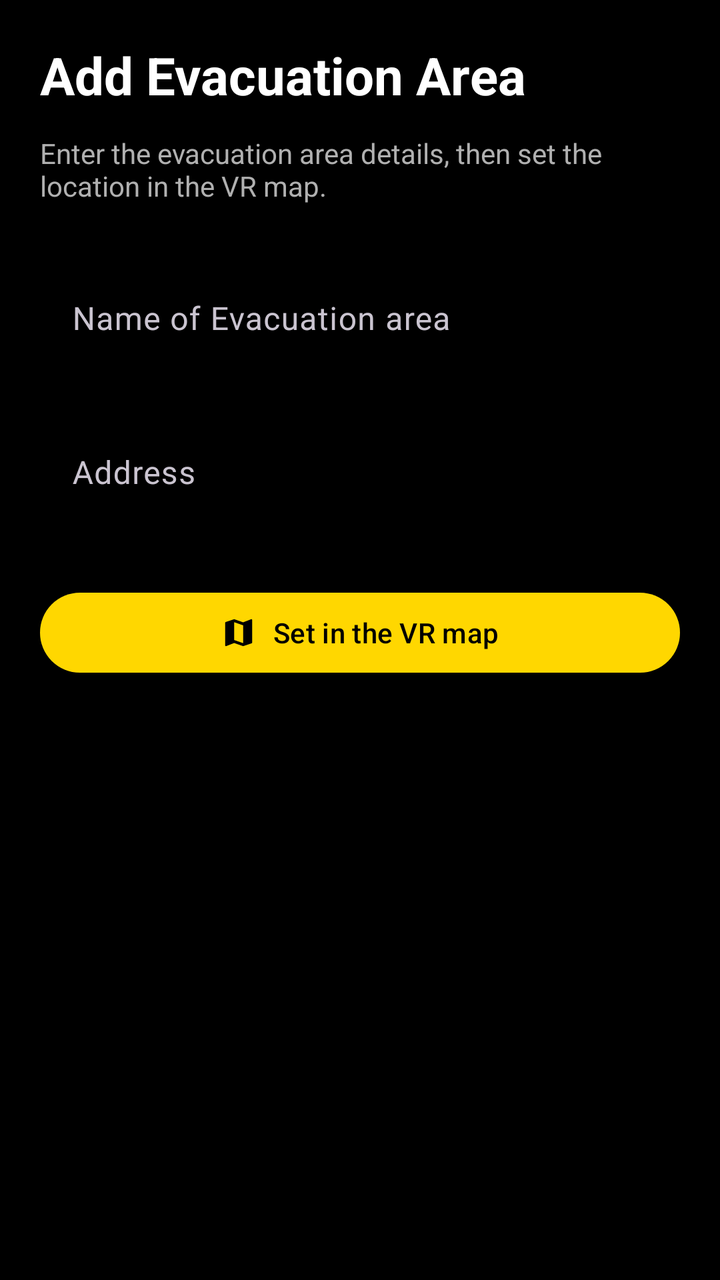
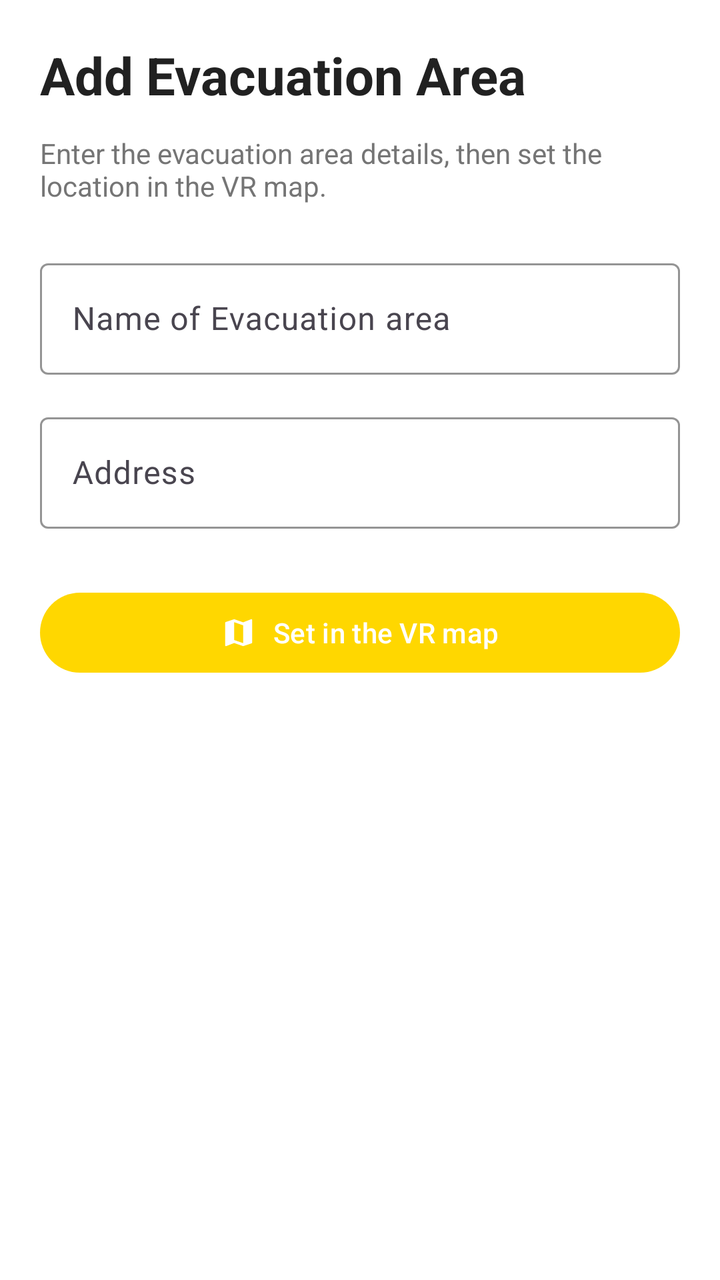

An Android layout rendered at two revisions. The XML below is the earlier revision; the diff shows what the commit changed to produce the second picture.
<!-- AndroidManifest.xml: application theme Theme.Resilio -->
<!-- res/layout/fragment_create_evacuation_area.xml -->
<?xml version="1.0" encoding="utf-8"?>
<ScrollView xmlns:android="http://schemas.android.com/apk/res/android"
    xmlns:app="http://schemas.android.com/apk/res-auto"
    android:layout_width="match_parent"
    android:layout_height="match_parent"
    android:background="@color/background_dark"
    android:padding="20dp">

    <LinearLayout
        android:layout_width="match_parent"
        android:layout_height="wrap_content"
        android:orientation="vertical">

        <TextView
            android:layout_width="wrap_content"
            android:layout_height="wrap_content"
            android:text="Add Evacuation Area"
            android:textColor="@color/text_primary"
            android:textSize="26sp"
            android:textStyle="bold" />

        <TextView
            android:layout_width="match_parent"
            android:layout_height="wrap_content"
            android:layout_marginTop="12dp"
            android:text="Enter the evacuation area details, then set the location in the VR map."
            android:textColor="@color/text_secondary"
            android:textSize="14sp" />

        <com.google.android.material.textfield.TextInputLayout
            android:layout_width="match_parent"
            android:layout_height="wrap_content"
            android:layout_marginTop="24dp"
            android:hint="Name of Evacuation area"
            app:boxBackgroundMode="outline"
            app:boxStrokeColor="@color/gold_accent">

            <com.google.android.material.textfield.TextInputEditText
                android:id="@+id/input_evacuation_name"
                android:layout_width="match_parent"
                android:layout_height="wrap_content"
                android:inputType="textCapWords"
                android:textColor="@color/text_primary"
                android:textColorHint="@color/text_secondary" />
        </com.google.android.material.textfield.TextInputLayout>

        <com.google.android.material.textfield.TextInputLayout
            android:layout_width="match_parent"
            android:layout_height="wrap_content"
            android:layout_marginTop="16dp"
            android:hint="Address"
            app:boxBackgroundMode="outline"
            app:boxStrokeColor="@color/gold_accent">

            <com.google.android.material.textfield.TextInputEditText
                android:id="@+id/input_evacuation_address"
                android:layout_width="match_parent"
                android:layout_height="wrap_content"
                android:inputType="textPostalAddress"
                android:textColor="@color/text_primary"
                android:textColorHint="@color/text_secondary" />
        </com.google.android.material.textfield.TextInputLayout>

        <com.google.android.material.button.MaterialButton
            android:id="@+id/btn_set_in_vr_map"
            android:layout_width="match_parent"
            android:layout_height="wrap_content"
            android:layout_marginTop="28dp"
            android:text="Set in the VR map"
            app:backgroundTint="@color/gold_accent"
            android:textColor="@color/background_dark"
            app:icon="@drawable/ic_map"
            app:iconTint="@color/background_dark"
            app:iconGravity="textStart" />
    </LinearLayout>
</ScrollView>
<!-- resources referenced by this layout -->
<resources>
  <color name="background_dark">#000000</color>
  <color name="gold_accent">#FFD700</color>
  <color name="text_primary">#FFFFFF</color>
  <color name="text_secondary">#B0B0B0</color>
  <!-- drawable ic_map (drawable) -->
  <vector xmlns:android="http://schemas.android.com/apk/res/android"
      android:width="24dp"
      android:height="24dp"
      android:viewportWidth="24"
      android:viewportHeight="24">
    <path
        android:fillColor="#FF000000"
        android:pathData="M20.5,3l-0.16,0.03L15,5.1L9,3L3.36,4.9c-0.21,0.07 -0.36,0.25 -0.36,0.48V20.5c0,0.28 0.22,0.5 0.5,0.5l0.16,-0.03L9,18.9l6,2.1l5.64,-1.9c0.21,-0.07 0.36,-0.25 0.36,-0.48V3.5c0,-0.28 -0.22,-0.5 -0.5,-0.5zM15,19l-6,-2.11V5l6,2.11V19z"/>
  </vector>
  <style name="Theme.Resilio" parent="Base.Theme.Resilio" />
  <style name="Base.Theme.Resilio" parent="Theme.Material3.Dark.NoActionBar">
          
          <item name="colorPrimary">@color/gold_accent</item>
          <item name="colorOnPrimary">@color/background_dark</item>
          <item name="colorSecondary">@color/secondary_blue</item>
          <item name="colorOnSecondary">@color/white</item>
          <item name="colorTertiary">@color/primary_green</item>
          <item name="android:windowBackground">@color/background_dark</item>
          <item name="android:textColorPrimary">@color/text_primary</item>
          <item name="android:textColorSecondary">@color/text_secondary</item>
      </style>
  <color name="secondary_blue">#2196F3</color>
  <color name="white">#FFFFFFFF</color>
  <color name="primary_green">#4CAF50</color>
</resources>

<!-- the commit's change to res/layout/fragment_create_evacuation_area.xml (unified diff, before → after) -->
@@ -3,7 +3,7 @@
     xmlns:app="http://schemas.android.com/apk/res-auto"
     android:layout_width="match_parent"
     android:layout_height="match_parent"
-    android:background="@color/background_dark"
+    android:background="@color/background"
     android:padding="20dp">
 
     <LinearLayout
@@ -68,9 +68,9 @@
             android:layout_marginTop="28dp"
             android:text="Set in the VR map"
             app:backgroundTint="@color/gold_accent"
-            android:textColor="@color/background_dark"
+            android:textColor="@color/background"
             app:icon="@drawable/ic_map"
-            app:iconTint="@color/background_dark"
+            app:iconTint="@color/background"
             app:iconGravity="textStart" />
     </LinearLayout>
 </ScrollView>
<!-- resource entries referenced after the edit -->
@@ -1,9 +1,9 @@
 <!-- resources referenced by this layout -->
 <resources>
-  <color name="background_dark">#000000</color>
+  <color name="background">#FFFFFF</color>
   <color name="gold_accent">#FFD700</color>
-  <color name="text_primary">#FFFFFF</color>
-  <color name="text_secondary">#B0B0B0</color>
+  <color name="text_primary">#212121</color>
+  <color name="text_secondary">#757575</color>
   <!-- drawable ic_map (drawable) -->
   <vector xmlns:android="http://schemas.android.com/apk/res/android"
       android:width="24dp"
@@ -15,17 +15,18 @@
         android:pathData="M20.5,3l-0.16,0.03L15,5.1L9,3L3.36,4.9c-0.21,0.07 -0.36,0.25 -0.36,0.48V20.5c0,0.28 0.22,0.5 0.5,0.5l0.16,-0.03L9,18.9l6,2.1l5.64,-1.9c0.21,-0.07 0.36,-0.25 0.36,-0.48V3.5c0,-0.28 -0.22,-0.5 -0.5,-0.5zM15,19l-6,-2.11V5l6,2.11V19z"/>
   </vector>
   <style name="Theme.Resilio" parent="Base.Theme.Resilio" />
-  <style name="Base.Theme.Resilio" parent="Theme.Material3.Dark.NoActionBar">
+  <style name="Base.Theme.Resilio" parent="Theme.Material3.DayNight.NoActionBar">
           
           <item name="colorPrimary">@color/gold_accent</item>
-          <item name="colorOnPrimary">@color/background_dark</item>
+          <item name="colorOnPrimary">@color/black</item>
           <item name="colorSecondary">@color/secondary_blue</item>
           <item name="colorOnSecondary">@color/white</item>
           <item name="colorTertiary">@color/primary_green</item>
-          <item name="android:windowBackground">@color/background_dark</item>
+          <item name="android:windowBackground">@color/background</item>
           <item name="android:textColorPrimary">@color/text_primary</item>
           <item name="android:textColorSecondary">@color/text_secondary</item>
       </style>
+  <color name="black">#FF000000</color>
   <color name="secondary_blue">#2196F3</color>
   <color name="white">#FFFFFFFF</color>
   <color name="primary_green">#4CAF50</color>
